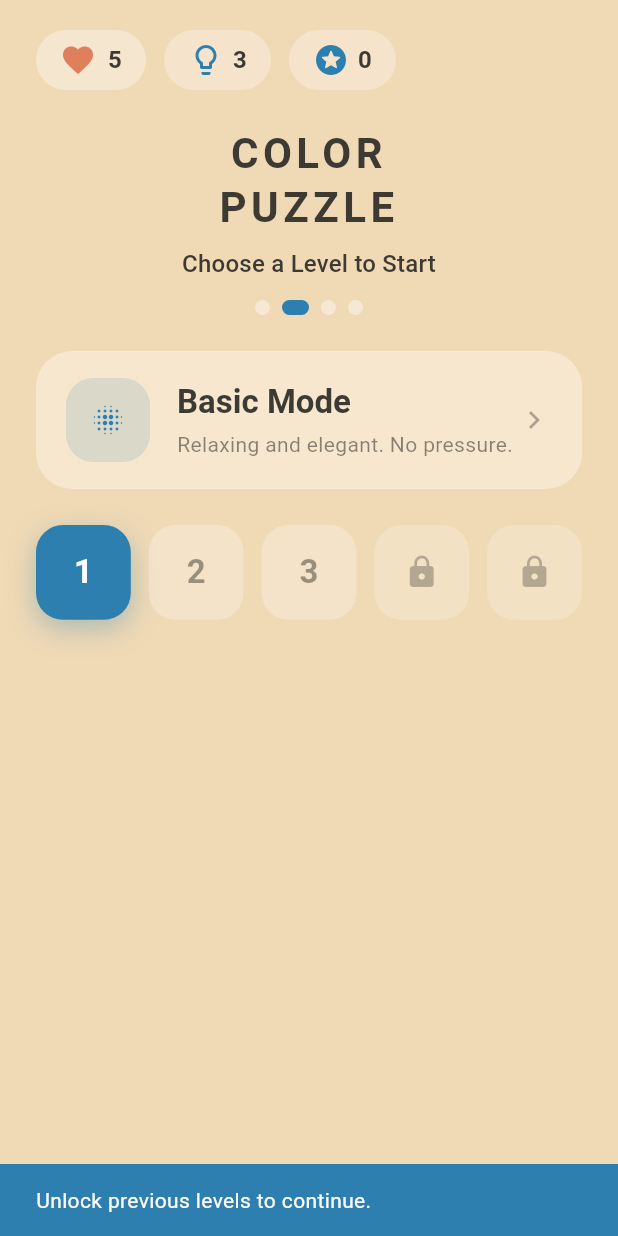
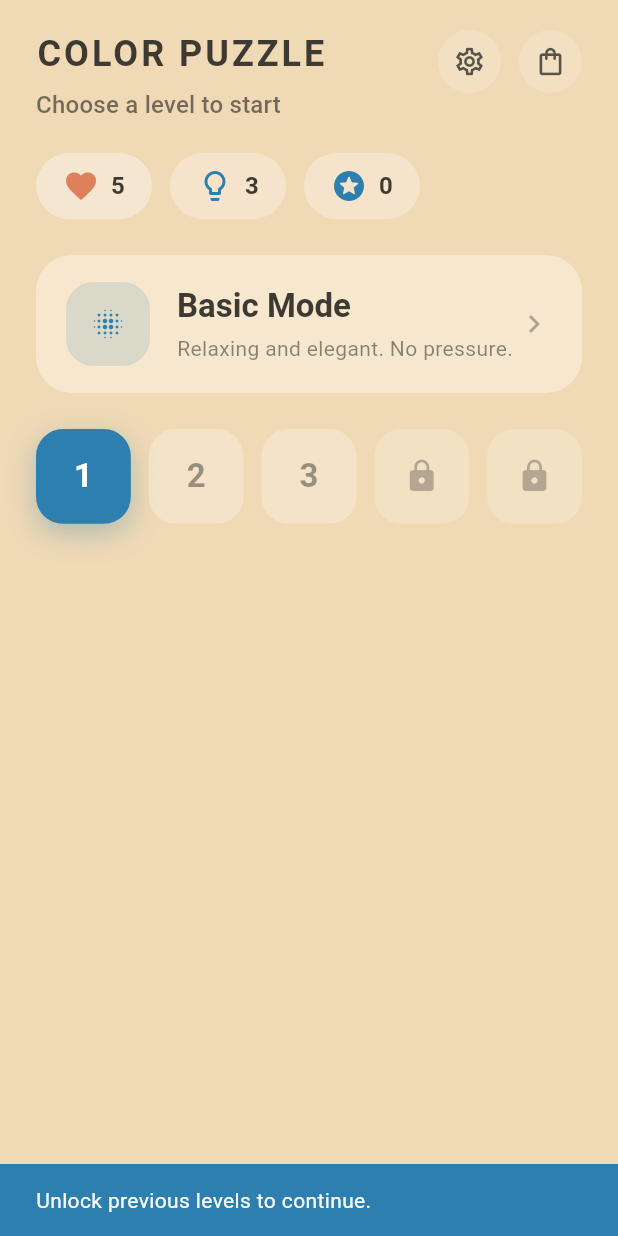
Before and after one commit to Humaneyew/Color-Puzzle-Relax-Game, a Flutter app: the screen it shows after launch, after a tap on an icon or button, on a phone screen of 412 x 824 dp. Run offline on Flutter 3.47's test engine with Material 3 defaults, Android fonts, the phone set to English and light mode, and no system bars; our stand-ins replace audioplayers, shared_preferences.

Commit message:
Add level progress persistence and new level select header

```diff
--- a/lib/main.dart
+++ b/lib/main.dart
@@ -8,38 +8,51 @@ import 'src/data/level.dart';
 import 'src/logic/game_session.dart';
 import 'src/logic/services/ad_service.dart';
 import 'src/logic/services/sound_service.dart';
+import 'src/logic/services/progress_repository.dart';
 import 'src/screens/level_select_screen.dart';
 import 'src/theme/app_theme.dart';
 
-void main() {
+Future<void> main() async {
   WidgetsFlutterBinding.ensureInitialized();
-  SystemChrome.setPreferredOrientations([
+  await SystemChrome.setPreferredOrientations([
     DeviceOrientation.portraitUp,
   ]);
   final soundService = SoundService();
-  runApp(ColorPuzzleApp(soundService: soundService));
+  final levels = _buildLevels();
+  final progressRepository = await ProgressRepository.create();
+  final session = GameSession(
+    levels: levels,
+    adService: const AdService(),
+    progressRepository: progressRepository,
+  );
+  await session.restore();
+  runApp(
+    ColorPuzzleApp(
+      soundService: soundService,
+      session: session,
+    ),
+  );
 }
 
 class ColorPuzzleApp extends StatefulWidget {
-  const ColorPuzzleApp({required this.soundService, super.key});
+  const ColorPuzzleApp({
+    required this.soundService,
+    required this.session,
+    super.key,
+  });
 
   final SoundService soundService;
+  final GameSession session;
 
   @override
   State<ColorPuzzleApp> createState() => _ColorPuzzleAppState();
 }
 
 class _ColorPuzzleAppState extends State<ColorPuzzleApp> {
-  late final GameSession _session;
-
   @override
   void initState() {
     super.initState();
     unawaited(widget.soundService.start());
-    _session = GameSession(
-      levels: _createLevels(),
-      adService: const AdService(),
-    );
   }
 
   @override
@@ -51,7 +64,7 @@ class _ColorPuzzleAppState extends State<ColorPuzzleApp> {
   @override
   Widget build(BuildContext context) {
     return ChangeNotifierProvider<GameSession>.value(
-      value: _session,
+      value: widget.session,
       child: MaterialApp(
         title: 'Color Puzzle Relax Game',
         theme: buildAppTheme(),
@@ -59,8 +72,9 @@ class _ColorPuzzleAppState extends State<ColorPuzzleApp> {
       ),
     );
   }
+}
 
-  List<GradientPuzzleLevel> _createLevels() {
+List<GradientPuzzleLevel> _buildLevels() {
   return const [
     GradientPuzzleLevel(
       id: 'sunset-serenity',
@@ -100,4 +114,3 @@ class _ColorPuzzleAppState extends State<ColorPuzzleApp> {
     ),
   ];
 }
-}
--- /dev/null
+++ b/lib/src/components/game_header.dart
@@ -0,0 +1,153 @@
+import 'package:flutter/material.dart';
+
+import '../data/game_state.dart';
+
+class GameHeader extends StatelessWidget {
+  const GameHeader({
+    super.key,
+    required this.title,
+    required this.subtitle,
+    required this.state,
+    this.onSettingsTap,
+    this.onShopTap,
+  });
+
+  final String title;
+  final String subtitle;
+  final GameStateSnapshot state;
+  final VoidCallback? onSettingsTap;
+  final VoidCallback? onShopTap;
+
+  @override
+  Widget build(BuildContext context) {
+    final theme = Theme.of(context);
+    final titleStyle = theme.textTheme.headlineSmall?.copyWith(
+      letterSpacing: 2,
+      fontWeight: FontWeight.w700,
+    );
+    final subtitleStyle = theme.textTheme.titleMedium?.copyWith(
+      color: theme.colorScheme.onSurface.withOpacity(0.7),
+    );
+    return Column(
+      crossAxisAlignment: CrossAxisAlignment.start,
+      children: [
+        Row(
+          crossAxisAlignment: CrossAxisAlignment.start,
+          children: [
+            Expanded(
+              child: Column(
+                crossAxisAlignment: CrossAxisAlignment.start,
+                children: [
+                  Text(title.toUpperCase(), style: titleStyle),
+                  const SizedBox(height: 6),
+                  Text(subtitle, style: subtitleStyle),
+                ],
+              ),
+            ),
+            _RoundIconButton(
+              icon: Icons.settings_outlined,
+              onPressed: onSettingsTap,
+            ),
+            const SizedBox(width: 12),
+            _RoundIconButton(
+              icon: Icons.shopping_bag_outlined,
+              onPressed: onShopTap,
+            ),
+          ],
+        ),
+        const SizedBox(height: 20),
+        Wrap(
+          spacing: 12,
+          runSpacing: 12,
+          children: [
+            _StatChip(
+              icon: Icons.favorite,
+              label: state.lives.toString(),
+              backgroundColor: Colors.white.withOpacity(0.35),
+              iconColor: const Color(0xFFDF7F5B),
+            ),
+            _StatChip(
+              icon: Icons.lightbulb_outline,
+              label: state.hints.toString(),
+              backgroundColor: Colors.white.withOpacity(0.3),
+              iconColor: theme.colorScheme.primary,
+            ),
+            _StatChip(
+              icon: Icons.stars_rounded,
+              label: state.rewards.toString(),
+              backgroundColor: Colors.white.withOpacity(0.3),
+              iconColor: theme.colorScheme.primary,
+            ),
+          ],
+        ),
+      ],
+    );
+  }
+}
+
+class _StatChip extends StatelessWidget {
+  const _StatChip({
+    required this.icon,
+    required this.label,
+    required this.backgroundColor,
+    required this.iconColor,
+  });
+
+  final IconData icon;
+  final String label;
+  final Color backgroundColor;
+  final Color iconColor;
+
+  @override
+  Widget build(BuildContext context) {
+    final theme = Theme.of(context);
+    return Container(
+      padding: const EdgeInsets.symmetric(horizontal: 18, vertical: 10),
+      decoration: BoxDecoration(
+        color: backgroundColor,
+        borderRadius: BorderRadius.circular(22),
+      ),
+      child: Row(
+        mainAxisSize: MainAxisSize.min,
+        children: [
+          Icon(icon, color: iconColor),
+          const SizedBox(width: 8),
+          Text(
+            label,
+            style: theme.textTheme.titleMedium?.copyWith(
+              fontWeight: FontWeight.bold,
+            ),
+          ),
+        ],
+      ),
+    );
+  }
+}
+
+class _RoundIconButton extends StatelessWidget {
+  const _RoundIconButton({required this.icon, this.onPressed});
+
+  final IconData icon;
+  final VoidCallback? onPressed;
+
+  @override
+  Widget build(BuildContext context) {
+    final theme = Theme.of(context);
+    return Material(
+      color: Colors.white.withOpacity(0.18),
+      shape: const CircleBorder(),
+      child: InkWell(
+        customBorder: const CircleBorder(),
+        onTap: onPressed,
+        child: Padding(
+          padding: const EdgeInsets.all(10),
+          child: Icon(
+            icon,
+            size: 22,
+            color: theme.colorScheme.onSurface.withOpacity(0.85),
+          ),
+        ),
+      ),
+    );
+  }
+}
--- /dev/null
+++ b/lib/src/data/player_progress.dart
@@ -0,0 +1,177 @@
+import 'package:meta/meta.dart';
+
+import 'level.dart';
+
+enum LevelStatus { locked, unlocked, completed }
+
+@immutable
+class LevelProgress {
+  const LevelProgress({
+    required this.levelId,
+    this.status = LevelStatus.locked,
+    this.bestMoves,
+  });
+
+  final String levelId;
+  final LevelStatus status;
+  final int? bestMoves;
+
+  bool get isUnlocked => status != LevelStatus.locked;
+
+  bool get isCompleted => status == LevelStatus.completed;
+
+  LevelProgress copyWith({
+    LevelStatus? status,
+    int? bestMoves,
+  }) {
+    return LevelProgress(
+      levelId: levelId,
+      status: status ?? this.status,
+      bestMoves: bestMoves ?? this.bestMoves,
+    );
+  }
+
+  Map<String, Object?> toJson() {
+    return {
+      'status': status.name,
+      if (bestMoves != null) 'bestMoves': bestMoves,
+    };
+  }
+
+  factory LevelProgress.fromJson(String levelId, Map<String, Object?> json) {
+    final statusValue = json['status'] as String?;
+    final status = LevelStatus.values.firstWhere(
+      (value) => value.name == statusValue,
+      orElse: () => LevelStatus.locked,
+    );
+    return LevelProgress(
+      levelId: levelId,
+      status: status,
+      bestMoves: json['bestMoves'] as int?,
+    );
+  }
+}
+
+@immutable
+class PlayerProgress {
+  PlayerProgress({
+    required Map<String, LevelProgress> levelStates,
+    this.currentLevelId,
+  }) : _levelStates = Map<String, LevelProgress>.unmodifiable(levelStates);
+
+  final Map<String, LevelProgress> _levelStates;
+  final String? currentLevelId;
+
+  Map<String, LevelProgress> get levelStates => _levelStates;
+
+  factory PlayerProgress.initial(List<GradientPuzzleLevel> levels) {
+    final entries = <String, LevelProgress>{};
+    for (var i = 0; i < levels.length; i++) {
+      final level = levels[i];
+      final status = i == 0 ? LevelStatus.unlocked : LevelStatus.locked;
+      entries[level.id] = LevelProgress(levelId: level.id, status: status);
+    }
+    final currentId = levels.isEmpty ? null : levels.first.id;
+    return PlayerProgress(levelStates: entries, currentLevelId: currentId);
+  }
+
+  factory PlayerProgress.fromJson(
+    Map<String, Object?> json,
+    List<GradientPuzzleLevel> levels,
+  ) {
+    final rawLevels = json['levels'];
+    final mapped = <String, LevelProgress>{};
+    if (rawLevels is Map<String, Object?>) {
+      for (final entry in rawLevels.entries) {
+        final value = entry.value;
+        if (value is Map<String, Object?>) {
+          mapped[entry.key] = LevelProgress.fromJson(entry.key, value);
+        }
+      }
+    }
+    for (var i = 0; i < levels.length; i++) {
+      final level = levels[i];
+      mapped.putIfAbsent(
+        level.id,
+        () => LevelProgress(
+          levelId: level.id,
+          status: i == 0 ? LevelStatus.unlocked : LevelStatus.locked,
+        ),
+      );
+    }
+    if (levels.isNotEmpty) {
+      final firstLevelId = levels.first.id;
+      final firstProgress = mapped[firstLevelId]!;
+      if (!firstProgress.isUnlocked) {
+        mapped[firstLevelId] =
+            firstProgress.copyWith(status: LevelStatus.unlocked);
+      }
+    }
+    final storedCurrent = json['currentLevelId'] as String?;
+    final current =
+        storedCurrent != null && mapped.containsKey(storedCurrent)
+            ? storedCurrent
+            : (levels.isEmpty ? null : levels.first.id);
+    return PlayerProgress(levelStates: mapped, currentLevelId: current);
+  }
+
+  LevelProgress progressFor(String levelId) {
+    return _levelStates[levelId] ?? LevelProgress(levelId: levelId);
+  }
+
+  bool isLevelUnlocked(String levelId) {
+    return progressFor(levelId).isUnlocked;
+  }
+
+  bool isLevelCompleted(String levelId) {
+    return progressFor(levelId).isCompleted;
+  }
+
+  PlayerProgress updateLevel(LevelProgress progress) {
+    final updated = Map<String, LevelProgress>.from(_levelStates);
+    updated[progress.levelId] = progress;
+    return PlayerProgress(levelStates: updated, currentLevelId: currentLevelId);
+  }
+
+  PlayerProgress unlockLevel(String levelId) {
+    final existing = progressFor(levelId);
+    if (existing.status == LevelStatus.completed) {
+      return updateLevel(existing);
+    }
+    return updateLevel(existing.copyWith(status: LevelStatus.unlocked));
+  }
+
+  PlayerProgress withCurrentLevel(String? levelId) {
+    return PlayerProgress(levelStates: _levelStates, currentLevelId: levelId);
+  }
+
+  int? currentLevelIndex(List<GradientPuzzleLevel> levels) {
+    if (currentLevelId == null) {
+      return null;
+    }
+    final index = levels.indexWhere((level) => level.id == currentLevelId);
+    return index < 0 ? null : index;
+  }
+
+  int highestUnlockedIndex(List<GradientPuzzleLevel> levels) {
+    var highest = 0;
+    for (var i = 0; i < levels.length; i++) {
+      final id = levels[i].id;
+      if (isLevelUnlocked(id)) {
+        highest = i;
+      } else {
+        break;
+      }
+    }
+    return highest;
+  }
+
+  Map<String, Object?> toJson() {
+    return {
+      'currentLevelId': currentLevelId,
+      'levels': _levelStates.map(
+        (key, value) => MapEntry(key, value.toJson()),
+      ),
+    };
+  }
+}
--- a/lib/src/logic/game_session.dart
+++ b/lib/src/logic/game_session.dart
@@ -1,3 +1,5 @@
+import 'dart:async';
+
 import 'package:flutter/foundation.dart';
 
 import '../data/game_state.dart';
@@ -5,15 +7,23 @@ import '../data/level.dart';
 import 'game_board_controller.dart';
 import '../data/game_result.dart';
 import 'services/ad_service.dart';
+import '../data/player_progress.dart';
+import 'services/progress_repository.dart';
 
 class GameSession extends ChangeNotifier {
-  GameSession({required this.levels, required AdService adService})
-      : _adService = adService {
-    selectLevel(levels.first);
+  GameSession({
+    required this.levels,
+    required AdService adService,
+    required ProgressRepository progressRepository,
+  })  : _adService = adService,
+        _progressRepository = progressRepository,
+        _progress = PlayerProgress.initial(levels) {
+    _applyProgress(_progress);
   }
 
   final List<GradientPuzzleLevel> levels;
   final AdService _adService;
+  final ProgressRepository _progressRepository;
 
   GradientPuzzleLevel? _currentLevel;
   GameBoardController? _controller;
@@ -23,7 +33,7 @@ class GameSession extends ChangeNotifier {
   int _hints = 3;
   int _rewards = 0;
   int _highestUnlocked = 0;
-  final Map<String, int> _bestScores = {};
+  PlayerProgress _progress;
 
   GradientPuzzleLevel? get currentLevel => _currentLevel;
 
@@ -39,7 +49,20 @@ class GameSession extends ChangeNotifier {
 
   int get highestUnlocked => _highestUnlocked;
 
-  int? bestScoreForLevel(String levelId) => _bestScores[levelId];
+  int? bestScoreForLevel(String levelId) {
+    return _progress.progressFor(levelId).bestMoves;
+  }
+
+  bool isLevelCompleted(GradientPuzzleLevel level) {
+    return _progress.isLevelCompleted(level.id);
+  }
+
+  Future<void> restore() async {
+    final stored = await _progressRepository.loadProgress(levels);
+    _progress = stored;
+    _applyProgress(_progress);
+    notifyListeners();
+  }
 
   GameStateSnapshot get snapshot => GameStateSnapshot(
         levelId: _currentLevel?.id,
@@ -55,7 +78,7 @@ class GameSession extends ChangeNotifier {
     if (index < 0) {
       return false;
     }
-    return index <= _highestUnlocked;
+    return _progress.isLevelUnlocked(level.id);
   }
 
   bool get isOutOfLives => _lives <= 0;
@@ -67,6 +90,8 @@ class GameSession extends ChangeNotifier {
     _currentLevel = level;
     _currentLevelIndex = levels.indexOf(level);
     _controller = GameBoardController(level);
+    _progress = _progress.withCurrentLevel(level.id);
+    unawaited(_progressRepository.saveProgress(_progress));
     notifyListeners();
   }
 
@@ -74,13 +99,22 @@ class GameSession extends ChangeNotifier {
       {required Duration duration, required int hintsUsed}) {
     final levelIndex = levels.indexOf(level);
     if (levelIndex >= 0) {
-      if (_highestUnlocked < levelIndex + 1 && levelIndex + 1 < levels.length) {
-        _highestUnlocked = levelIndex + 1;
+      final previous = _progress.progressFor(level.id);
+      final bestMoves = previous.bestMoves;
+      final shouldUpdateBest = bestMoves == null || moves < bestMoves;
+      final updatedLevel = previous.copyWith(
+        status: LevelStatus.completed,
+        bestMoves: shouldUpdateBest ? moves : bestMoves,
+      );
+      _progress = _progress.updateLevel(updatedLevel);
+      final nextIndex = levelIndex + 1;
+      if (nextIndex < levels.length) {
+        final nextLevel = levels[nextIndex];
+        _progress = _progress.unlockLevel(nextLevel.id);
       }
-      final best = _bestScores[level.id];
-      if (best == null || moves < best) {
-        _bestScores[level.id] = moves;
-      }
+      _progress = _progress.withCurrentLevel(level.id);
+      _highestUnlocked = _progress.highestUnlockedIndex(levels);
+      unawaited(_progressRepository.saveProgress(_progress));
     }
     notifyListeners();
     return GameResult(
@@ -132,11 +166,26 @@ class GameSession extends ChangeNotifier {
     _lives = 5;
     _hints = 3;
     _rewards = 0;
-    _highestUnlocked = 0;
-    _bestScores.clear();
-    if (levels.isNotEmpty) {
-      selectLevel(levels.first);
+    _progress = PlayerProgress.initial(levels);
+    _applyProgress(_progress);
+    unawaited(_progressRepository.saveProgress(_progress));
+    _controller?.reset();
+    notifyListeners();
+  }
+
+  void _applyProgress(PlayerProgress progress) {
+    _highestUnlocked = progress.highestUnlockedIndex(levels);
+    final currentIndex = progress.currentLevelIndex(levels) ?? 0;
+    if (levels.isEmpty) {
+      _currentLevel = null;
+      _controller = null;
+      _currentLevelIndex = 0;
+      return;
     }
-    _controller?.reset();
+    final index = currentIndex.clamp(0, levels.length - 1);
+    final level = levels[index];
+    _currentLevel = level;
+    _currentLevelIndex = index;
+    _controller = GameBoardController(level);
   }
 }
--- /dev/null
+++ b/lib/src/logic/services/progress_repository.dart
@@ -0,0 +1,40 @@
+import 'dart:convert';
+
+import 'package:shared_preferences/shared_preferences.dart';
+
+import '../../data/player_progress.dart';
+import '../../data/level.dart';
+
+class ProgressRepository {
+  ProgressRepository(this._preferences);
+
+  static const _storageKey = 'player-progress';
+
+  final SharedPreferences _preferences;
+
+  static Future<ProgressRepository> create() async {
+    final prefs = await SharedPreferences.getInstance();
+    return ProgressRepository(prefs);
+  }
+
+  Future<PlayerProgress> loadProgress(List<GradientPuzzleLevel> levels) async {
+    final raw = _preferences.getString(_storageKey);
+    if (raw == null) {
+      return PlayerProgress.initial(levels);
+    }
+    try {
+      final decoded = jsonDecode(raw);
+      if (decoded is Map<String, Object?>) {
+        return PlayerProgress.fromJson(decoded, levels);
+      }
+    } catch (_) {
+      // ignore malformed storage and fallback to defaults
+    }
+    return PlayerProgress.initial(levels);
+  }
+
+  Future<void> saveProgress(PlayerProgress progress) async {
+    final encoded = jsonEncode(progress.toJson());
+    await _preferences.setString(_storageKey, encoded);
+  }
+}
--- a/lib/src/screens/level_select_screen.dart
+++ b/lib/src/screens/level_select_screen.dart
@@ -1,6 +1,7 @@
 import 'package:flutter/material.dart';
 import 'package:provider/provider.dart';
 
+import '../components/game_header.dart';
 import '../data/game_state.dart';
 import '../data/level.dart';
 import '../logic/game_session.dart';
@@ -22,9 +23,13 @@ class LevelSelectScreen extends StatelessWidget {
           child: Column(
             crossAxisAlignment: CrossAxisAlignment.start,
             children: [
-              _TopBar(state: state),
-              const SizedBox(height: 24),
-              _TitleHeader(theme: theme),
+              GameHeader(
+                title: 'Color Puzzle',
+                subtitle: 'Choose a level to start',
+                state: state,
+                onSettingsTap: () => _showComingSoon(context),
+                onShopTap: () => _showComingSoon(context),
+              ),
               const SizedBox(height: 24),
               const _ModeCard(),
               const SizedBox(height: 24),
@@ -33,6 +38,7 @@ class LevelSelectScreen extends StatelessWidget {
                   levels: levels,
                   currentIndex: session.currentLevelIndex,
                   highestUnlocked: state.highestUnlocked,
+                  isLevelCompleted: session.isLevelCompleted,
                 ),
               ),
             ],
@@ -41,127 +47,12 @@ class LevelSelectScreen extends StatelessWidget {
       ),
     );
   }
-}
 
-class _TopBar extends StatelessWidget {
-  const _TopBar({required this.state});
-
-  final GameStateSnapshot state;
-
-  @override
-  Widget build(BuildContext context) {
-    return Row(
-      children: [
-        Container(
-          padding: const EdgeInsets.symmetric(horizontal: 16, vertical: 8),
-          decoration: BoxDecoration(
-            color: Colors.white.withOpacity(0.35),
-            borderRadius: BorderRadius.circular(20),
+  void _showComingSoon(BuildContext context) {
+    ScaffoldMessenger.of(context).showSnackBar(
+      const SnackBar(
+        content: Text('Feature coming soon!'),
       ),
-          child: Row(
-            children: [
-              const Icon(Icons.favorite, color: Color(0xFFDF7F5B)),
-              const SizedBox(width: 8),
-              Text(
-                state.lives.toString(),
-                style: Theme.of(context)
-                    .textTheme
-                    .titleMedium
-                    ?.copyWith(fontWeight: FontWeight.bold),
-              ),
-            ],
-          ),
-        ),
-        const SizedBox(width: 12),
-        _TopBarPill(
-          icon: Icons.lightbulb_outline,
-          label: state.hints.toString(),
-        ),
-        const SizedBox(width: 12),
-        _TopBarPill(
-          icon: Icons.stars_rounded,
-          label: state.rewards.toString(),
-        ),
-      ],
-    );
-  }
-}
-
-class _TopBarPill extends StatelessWidget {
-  const _TopBarPill({required this.icon, required this.label});
-
-  final IconData icon;
-  final String label;
-
-  @override
-  Widget build(BuildContext context) {
-    return Container(
-      padding: const EdgeInsets.symmetric(horizontal: 16, vertical: 8),
-      decoration: BoxDecoration(
-        color: Colors.white.withOpacity(0.3),
-        borderRadius: BorderRadius.circular(20),
-      ),
-      child: Row(
-        children: [
-          Icon(icon, color: Theme.of(context).colorScheme.primary),
-          const SizedBox(width: 6),
-          Text(
-            label,
-            style: Theme.of(context)
-                .textTheme
-                .titleMedium
-                ?.copyWith(fontWeight: FontWeight.bold),
-          ),
-        ],
-      ),
-    );
-  }
-}
-
-class _TitleHeader extends StatelessWidget {
-  const _TitleHeader({required this.theme});
-
-  final ThemeData theme;
-
-  @override
-  Widget build(BuildContext context) {
-    return Column(
-      crossAxisAlignment: CrossAxisAlignment.center,
-      children: [
-        Text(
-          'COLOR\nPUZZLE',
-          textAlign: TextAlign.center,
-          style: theme.textTheme.headlineMedium?.copyWith(
-            letterSpacing: 3,
-          ),
-        ),
-        const SizedBox(height: 8),
-        Text(
-          'Choose a Level to Start',
-          style: theme.textTheme.titleMedium,
-          textAlign: TextAlign.center,
-        ),
-        const SizedBox(height: 12),
-        Row(
-          mainAxisAlignment: MainAxisAlignment.center,
-          children: [
-            for (var i = 0; i < 4; i++)
-              Padding(
-                padding: const EdgeInsets.symmetric(horizontal: 4),
-                child: Container(
-                  width: i == 1 ? 18 : 10,
-                  height: 10,
-                  decoration: BoxDecoration(
-                    color: i == 1
-                        ? theme.colorScheme.primary
-                        : Colors.white.withOpacity(0.4),
-                    borderRadius: BorderRadius.circular(6),
-                  ),
-                ),
-              ),
-          ],
-        ),
-      ],
     );
   }
 }
@@ -224,11 +115,13 @@ class _LevelGrid extends StatelessWidget {
     required this.levels,
     required this.currentIndex,
     required this.highestUnlocked,
+    required this.isLevelCompleted,
   });
 
   final List<GradientPuzzleLevel> levels;
   final int currentIndex;
   final int highestUnlocked;
+  final bool Function(GradientPuzzleLevel level) isLevelCompleted;
 
   @override
   Widget build(BuildContext context) {
@@ -248,12 +141,14 @@ class _LevelGrid extends StatelessWidget {
         final level = levels[index];
         final unlocked = index <= highestUnlocked;
         final isCurrent = index == currentIndex;
+        final completed = isLevelCompleted(level);
         return Hero(
           tag: level.id,
           child: _LevelBadge(
             index: index,
             unlocked: unlocked,
             isCurrent: isCurrent,
+            completed: completed,
             onTap: unlocked
                 ? () {
                     context.read<GameSession>().selectLevel(level);
@@ -282,12 +177,14 @@ class _LevelBadge extends StatelessWidget {
     required this.index,
     required this.unlocked,
     required this.isCurrent,
+    required this.completed,
     required this.onTap,
   });
 
   final int index;
   final bool unlocked;
   final bool isCurrent;
+  final bool completed;
   final VoidCallback onTap;
 
   @override
@@ -318,7 +215,9 @@ class _LevelBadge extends StatelessWidget {
               ),
           ],
         ),
-        child: Center(
+        child: Stack(
+          children: [
+            Center(
               child: Text(
                 '${index + 1}',
                 style: theme.textTheme.titleLarge?.copyWith(
@@ -326,6 +225,20 @@ class _LevelBadge extends StatelessWidget {
                   fontWeight: FontWeight.w700,
                 ),
               ),
+            ),
+            if (completed)
+              Positioned(
+                top: 8,
+                right: 8,
+                child: Icon(
+                  Icons.check_circle,
+                  color: isCurrent
+                      ? theme.colorScheme.onPrimary
+                      : theme.colorScheme.primary,
+                  size: 20,
+                ),
+              ),
+          ],
         ),
       ),
     );
--- a/pubspec.yaml
+++ b/pubspec.yaml
@@ -12,6 +12,7 @@ dependencies:
   provider: ^6.0.5
   audioplayers: ^5.2.1
   meta: ^1.11.0
+  shared_preferences: ^2.2.2
 
   cupertino_icons: ^1.0.6
 
```
Lines whose indentation alone changed are shown as unchanged.
